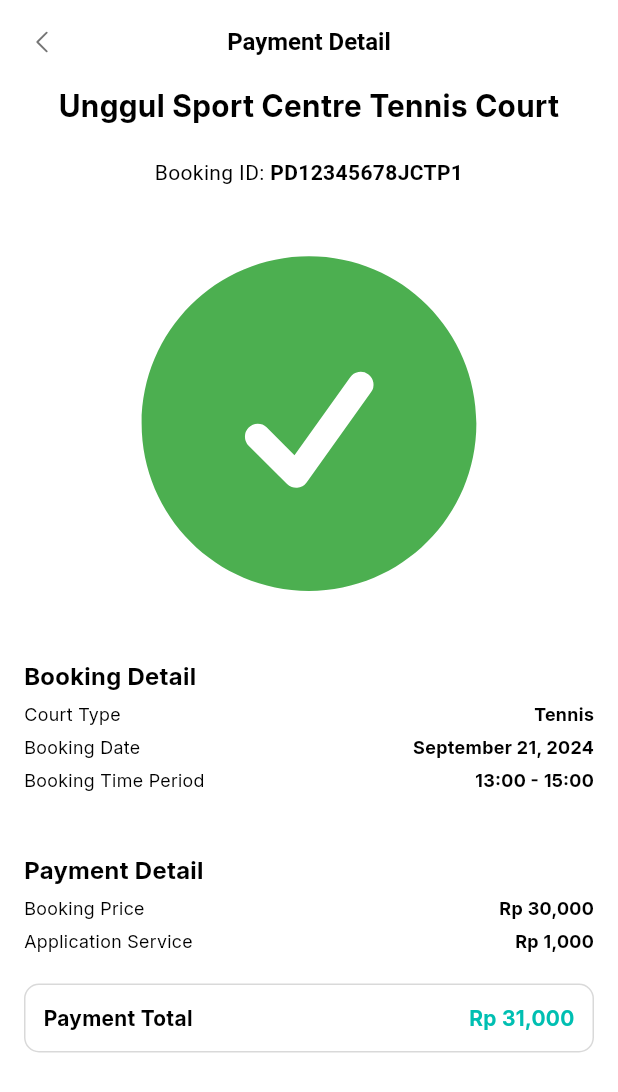
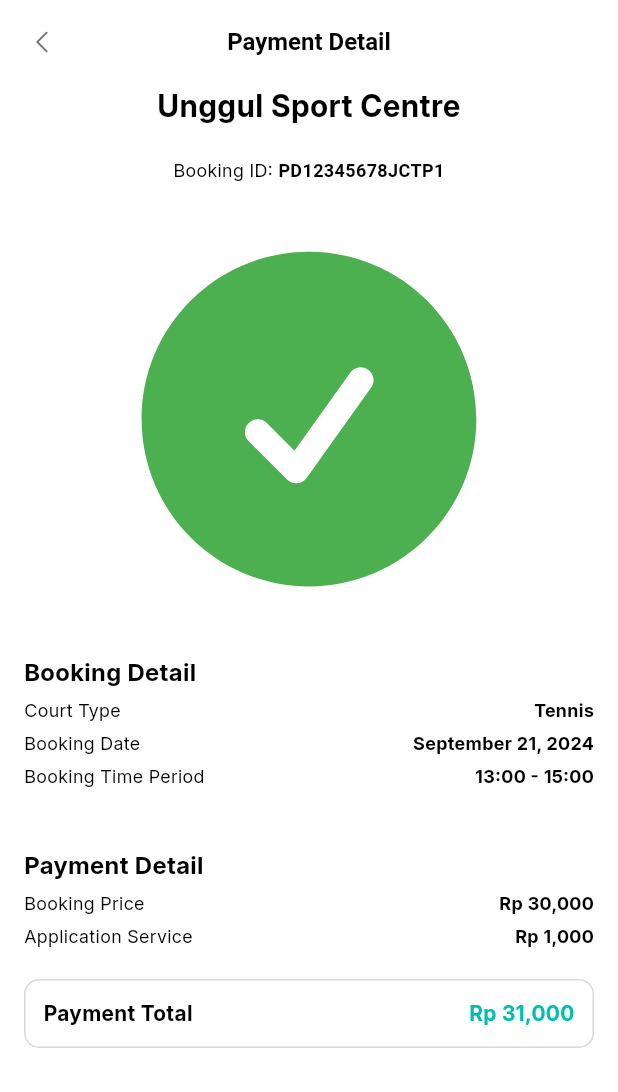
Before and after one commit to bryanfks-dev/Courtly, a Flutter app: the screen it shows after launch, on a phone screen of 412 x 824 dp. Shown: the top 1092 px of the screen. Run offline on Flutter 3.47's test engine with Material 3 defaults, Android fonts, the phone set to English and light mode, and no system bars; our stand-ins replace flutter_svg, heroicons, introduction_screen, sticky_headers, vector_graphics.

Commit message:
update payment detail page

```diff
--- a/lib/presentation/pages/payment_detail.dart
+++ b/lib/presentation/pages/payment_detail.dart
@@ -23,7 +23,7 @@ class PaymentDetail extends StatelessWidget {
             padding: const EdgeInsets.only(bottom: PAGE_PADDING_MOBILE * 1.5),
             child: Column(
               children: [
-                Text("Unggul Sport Centre Tennis Court",
+                Text("Unggul Sport Centre",
                     textAlign: TextAlign.center,
                     style: TextStyle(
                       fontSize: 20,
@@ -32,9 +32,12 @@ class PaymentDetail extends StatelessWidget {
                     )),
                 const SizedBox(height: 20),
                 Text.rich(
+                  style: TextStyle(
+                    fontSize: 12,
+                    color: colorExt.textPrimary,
+                  ),
                   TextSpan(
                       text: "Booking ID: ",
-                      style: TextStyle(color: colorExt.textPrimary),
                       children: [
                         TextSpan(
                             text: "PD12345678JCTP1",
```
